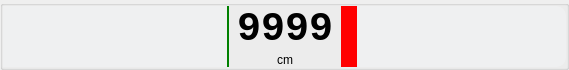
First picture: the form in src/gui/GuidanceXteBar.ui, repository eringerli/QtOpenGuidance, before the edit.
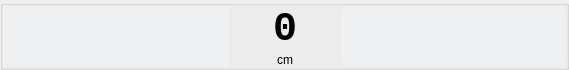
Second picture: the form after the edit.

Commit message: Saner defaults for GuidanceXteBar.ui

What changed in the file:
```diff
--- a/src/gui/GuidanceXteBar.ui
+++ b/src/gui/GuidanceXteBar.ui
@@ -60,7 +60,7 @@
       <number>3000</number>
      </property>
      <property name="value">
-      <number>33</number>
+      <number>0</number>
      </property>
      <property name="textVisible">
       <bool>false</bool>
@@ -96,7 +96,7 @@
       <enum>Qt::NoFocus</enum>
      </property>
      <property name="text">
-      <string>9999</string>
+      <string>0</string>
      </property>
      <property name="alignment">
       <set>Qt::AlignCenter</set>
@@ -132,7 +132,7 @@
       <number>3000</number>
      </property>
      <property name="value">
-      <number>215</number>
+      <number>0</number>
      </property>
      <property name="textVisible">
       <bool>false</bool>
```
